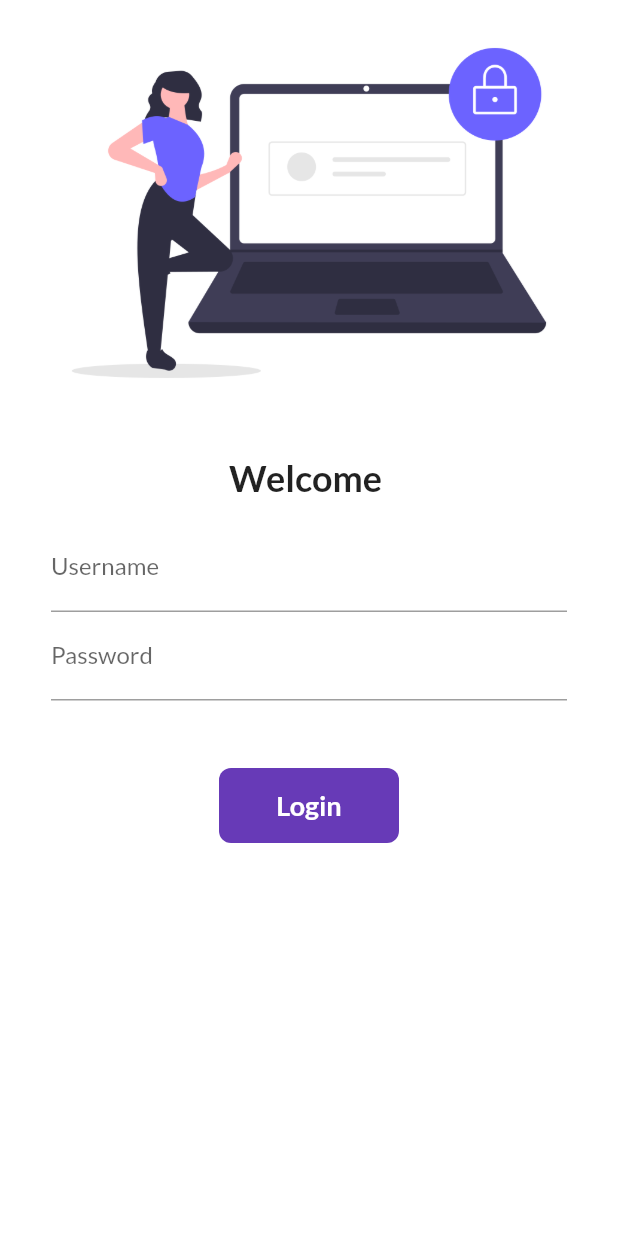
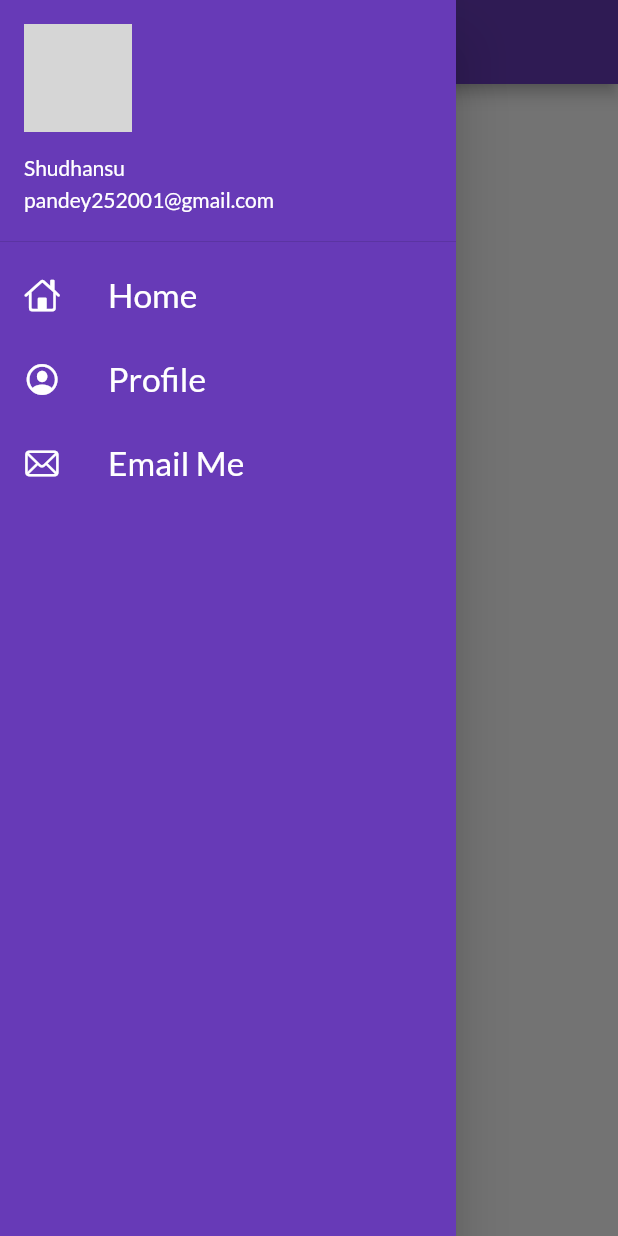
Before and after one commit to Shudh25/flutter_catalog, a Flutter app: the screen it shows after launch, with the side drawer open (before the commit the screen has no drawer), on a phone screen of 412 x 824 dp. Run offline on Flutter 3.47's test engine with Material 2 defaults, Android fonts, the phone set to English and light mode, and no system bars; our stand-ins replace google_fonts; network calls fail; grey boxes are pictures that could not be loaded.

Commit message:
Day 9 Completed

```diff
--- a/lib/main.dart
+++ b/lib/main.dart
@@ -15,11 +15,13 @@ class MyApp extends StatelessWidget {
         // home: HomePage(),
         themeMode: ThemeMode.light,
         theme: ThemeData(
-          primarySwatch: Colors.indigo,
+          primarySwatch: Colors.deepPurple,
           fontFamily: GoogleFonts.lato().fontFamily,
         ),
         darkTheme: ThemeData(brightness: Brightness.dark),
-        initialRoute: "/login",
+        //For Removing the "Debug Banner"
+        debugShowCheckedModeBanner: false,
+        initialRoute: MyRoutes.homeRoute,
         routes: {
           "/": (context) => LoginPage(),
           MyRoutes.loginRoute: (context) => LoginPage(),
--- a/lib/pages/home_page.dart
+++ b/lib/pages/home_page.dart
@@ -1,4 +1,5 @@
 import 'package:flutter/material.dart';
+import 'package:flutter_catalog/utils/widgets/drawer.dart';
 
 class HomePage extends StatelessWidget {
   @override
@@ -13,9 +14,7 @@ class HomePage extends StatelessWidget {
           child: Container(
         child: Text("Ram Ram Ji \n by $name"),
       )),
-      drawer: Drawer(
-        child: Text("Hello"),
-      ),
+      drawer: MyDrawer(),
     );
   }
 }
--- /dev/null
+++ b/lib/utils/widgets/drawer.dart
@@ -0,0 +1,69 @@
+import 'package:flutter/cupertino.dart';
+import 'package:flutter/material.dart';
+
+class MyDrawer extends StatelessWidget {
+  @override
+  Widget build(BuildContext context) {
+    final imageUrl = "xyzhttp";
+    return Drawer(
+      child: Container(
+        color: Colors.deepPurple,
+        child: ListView(
+          children: [
+            DrawerHeader(
+              padding: EdgeInsets.zero,
+              child: UserAccountsDrawerHeader(
+                margin: EdgeInsets.zero,
+                accountName: Text("Shudhansu"),
+                accountEmail: Text("pandey252001@gmail.com"),
+                // currentAccountPicture: Image.network(imageUrl),
+                currentAccountPicture: CircleAvatar(
+                  backgroundImage: NetworkImage(imageUrl),
+                ),
+              ),
+            ),
+            ListTile(
+              leading: Icon(
+                CupertinoIcons.home,
+                color: Colors.white,
+              ),
+              title: Text(
+                "Home",
+                textScaleFactor: 1.6,
+                style: TextStyle(
+                  color: Colors.white,
+                ),
+              ),
+            ),
+            ListTile(
+              leading: Icon(
+                CupertinoIcons.profile_circled,
+                color: Colors.white,
+              ),
+              title: Text(
+                "Profile",
+                textScaleFactor: 1.6,
+                style: TextStyle(
+                  color: Colors.white,
+                ),
+              ),
+            ),
+            ListTile(
+              leading: Icon(
+                CupertinoIcons.mail,
+                color: Colors.white,
+              ),
+              title: Text(
+                "Email Me",
+                textScaleFactor: 1.6,
+                style: TextStyle(
+                  color: Colors.white,
+                ),
+              ),
+            ),
+          ],
+        ),
+      ),
+    );
+  }
+}
```
